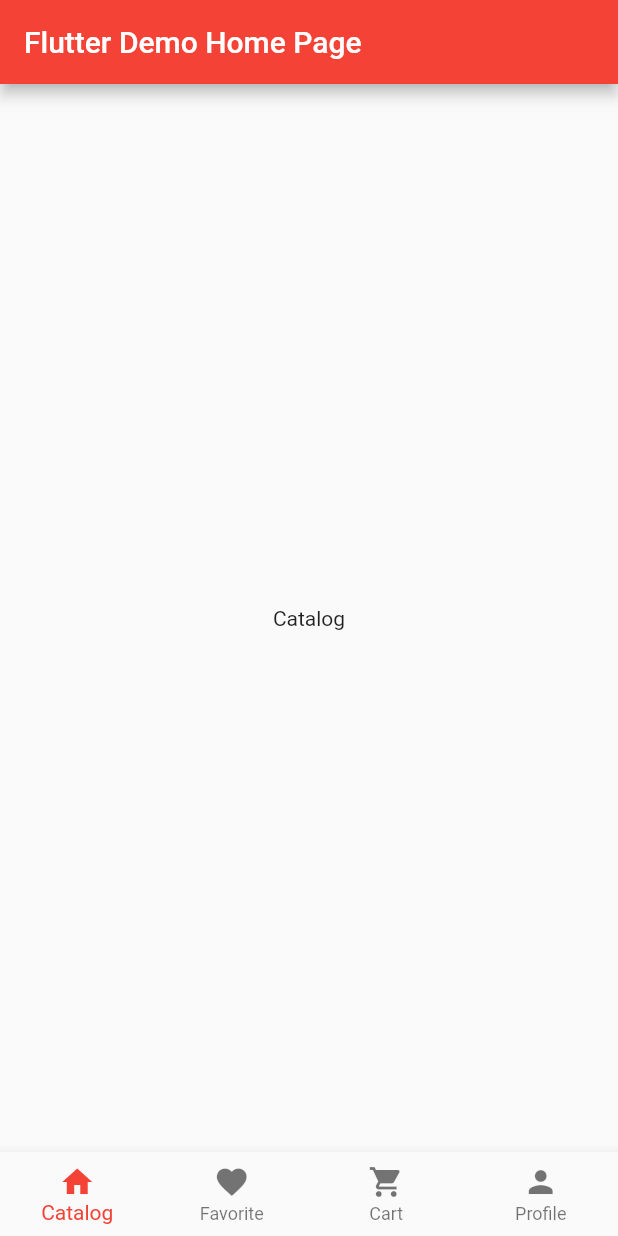
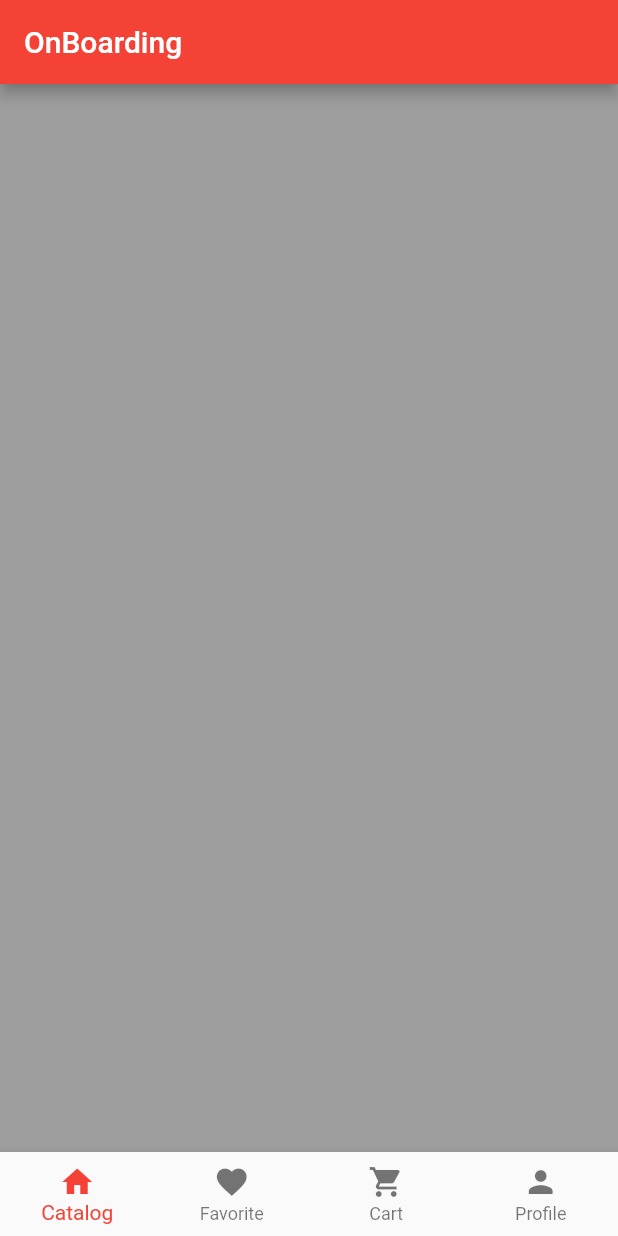
Before and after one commit to VdovinN/automotor, a Flutter app: the screen it shows after launch, on a phone screen of 412 x 824 dp. Run offline on Flutter 3.47's test engine with Material 2 defaults, Android fonts, the phone set to English and light mode, and no system bars.

Commit message:
Setup screen architecture; Add bottom navigation bar;

```diff
--- a/lib/main.dart
+++ b/lib/main.dart
@@ -1,3 +1,5 @@
+import 'package:automotor/screen/splash/splash_page.dart';
+import 'package:automotor/util/routes.dart';
 import 'package:flutter/material.dart';
 
 void main() {
@@ -8,78 +10,13 @@ class AutoMotorApp extends StatelessWidget {
   @override
   Widget build(BuildContext context) {
     return MaterialApp(
-      title: "Flutter Demo",
+      title: "AutoMotor",
       theme: ThemeData(
         primarySwatch: Colors.red,
       ),
-      home: OnBoardingPage(title: "Flutter Demo Home Page"),
+      initialRoute: SplashPage.routeName,
+      routes: routes,
       debugShowCheckedModeBanner: false,
     );
   }
 }
-
-class OnBoardingPage extends StatefulWidget {
-  OnBoardingPage({Key key, this.title}) : super(key: key);
-
-  final String title;
-
-  @override
-  _OnBoardingPageState createState() => _OnBoardingPageState();
-}
-
-class _OnBoardingPageState extends State<OnBoardingPage> {
-  int _currentIndex = 0;
-  final List<Widget> _children = [
-    Center(
-      child: Text("Catalog"),
-    ),
-    Center(
-      child: Text("Favorite"),
-    ),
-    Center(
-      child: Text("Cart"),
-    ),
-    Center(
-      child: Text("Profile"),
-    ),
-  ];
-
-  @override
-  Widget build(BuildContext context) {
-    return Scaffold(
-      appBar: AppBar(
-        title: Text(widget.title),
-      ),
-      body: _children[_currentIndex],
-      bottomNavigationBar: BottomNavigationBar(
-        type: BottomNavigationBarType.fixed,
-        onTap: onTabTapped,
-        currentIndex: _currentIndex,
-        items: [
-          BottomNavigationBarItem(
-            icon: Icon(Icons.home),
-            label: "Catalog",
-          ),
-          BottomNavigationBarItem(
-            icon: Icon(Icons.favorite),
-            label: "Favorite",
-          ),
-          BottomNavigationBarItem(
-            icon: Icon(Icons.shopping_cart),
-            label: "Cart",
-          ),
-          BottomNavigationBarItem(
-            icon: Icon(Icons.person),
-            label: "Profile",
-          ),
-        ],
-      ),
-    );
-  }
-
-  void onTabTapped(int index) {
-    setState(() {
-      _currentIndex = index;
-    });
-  }
-}
--- /dev/null
+++ b/lib/screen/onboarding/component/catalog/catalog_page.dart
@@ -0,0 +1,16 @@
+import 'package:flutter/material.dart';
+
+class CatalogPage extends StatelessWidget {
+  static String routeName = "/catalog";
+
+  const CatalogPage({
+    Key key,
+  }) : super(key: key);
+
+  @override
+  Widget build(BuildContext context) {
+    return Container(
+      color: Colors.grey,
+    );
+  }
+}
--- /dev/null
+++ b/lib/screen/onboarding/onboarding_page.dart
@@ -0,0 +1,61 @@
+import 'package:automotor/screen/onboarding/component/cart/cart_page.dart';
+import 'package:automotor/screen/onboarding/component/catalog/catalog_page.dart';
+import 'package:automotor/screen/onboarding/component/favorite/favorite_page.dart';
+import 'package:automotor/screen/onboarding/component/profile/profile_page.dart';
+import 'package:flutter/material.dart';
+
+class OnBoardingPage extends StatefulWidget {
+  static String routeName = "/onboarding";
+
+  @override
+  _OnBoardingPageState createState() => _OnBoardingPageState();
+}
+
+class _OnBoardingPageState extends State<OnBoardingPage> {
+  int _currentIndex = 0;
+  final List<Widget> _children = [
+    CatalogPage(),
+    FavoritePage(),
+    CartPage(),
+    ProfilePage(),
+  ];
+
+  @override
+  Widget build(BuildContext context) {
+    return Scaffold(
+      appBar: AppBar(
+        title: Text("OnBoarding"),
+      ),
+      body: _children[_currentIndex],
+      bottomNavigationBar: BottomNavigationBar(
+        type: BottomNavigationBarType.fixed,
+        onTap: onTabTapped,
+        currentIndex: _currentIndex,
+        items: [
+          BottomNavigationBarItem(
+            icon: Icon(Icons.home),
+            label: "Catalog",
+          ),
+          BottomNavigationBarItem(
+            icon: Icon(Icons.favorite),
+            label: "Favorite",
+          ),
+          BottomNavigationBarItem(
+            icon: Icon(Icons.shopping_cart),
+            label: "Cart",
+          ),
+          BottomNavigationBarItem(
+            icon: Icon(Icons.person),
+            label: "Profile",
+          ),
+        ],
+      ),
+    );
+  }
+
+  void onTabTapped(int index) {
+    setState(() {
+      _currentIndex = index;
+    });
+  }
+}
--- /dev/null
+++ b/lib/util/routes.dart
@@ -0,0 +1,8 @@
+import 'package:automotor/screen/onboarding/onboarding_page.dart';
+import 'package:automotor/screen/splash/splash_page.dart';
+import 'package:flutter/material.dart';
+
+final Map<String, WidgetBuilder> routes = {
+  SplashPage.routeName: (context) => SplashPage(),
+  OnBoardingPage.routeName: (context) => OnBoardingPage(),
+};
--- a/pubspec.yaml
+++ b/pubspec.yaml
@@ -43,6 +43,8 @@ flutter:
   # included with your application, so that you can use the icons in
   # the material Icons class.
   uses-material-design: true
+  assets:
+  - assets/images/
 
   # To add assets to your application, add an assets section, like this:
   # assets:
```
Also changed, not shown: lib/screen/onboarding/component/cart/cart_page.dart (added, +16 -0 lines), lib/screen/onboarding/component/favorite/favorite_page.dart (added, +16 -0 lines), lib/screen/onboarding/component/profile/profile_page.dart (added, +16 -0 lines), lib/screen/splash/component/body.dart (added, +18 -0 lines), lib/screen/splash/splash_page.dart (added, +19 -0 lines), assets/images/splash_logo.png (added).
